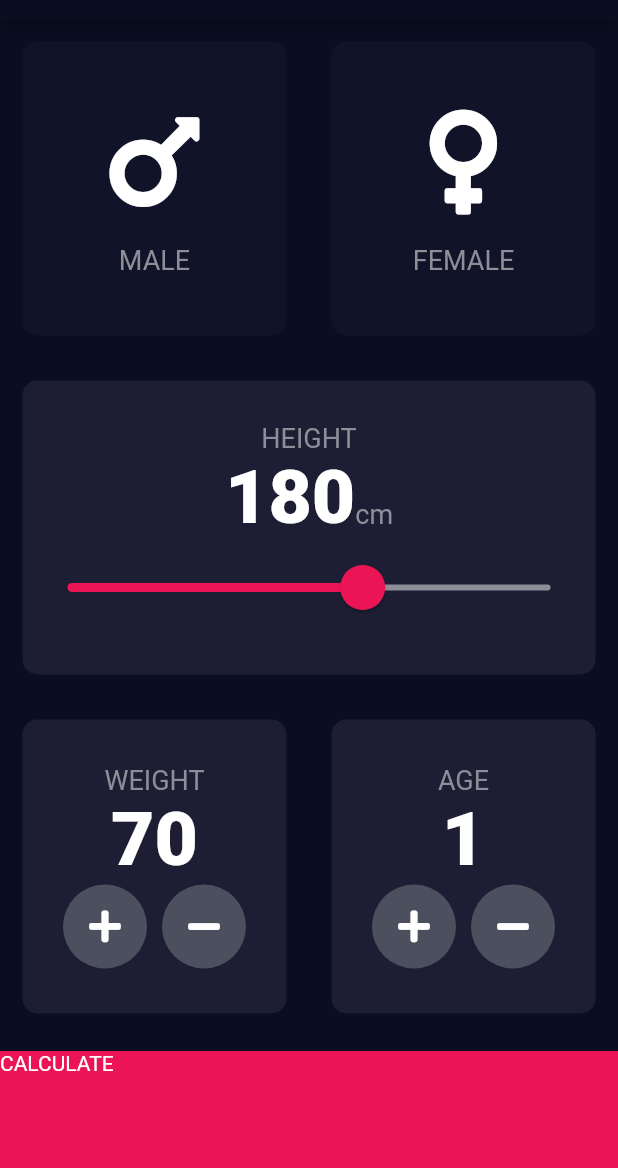
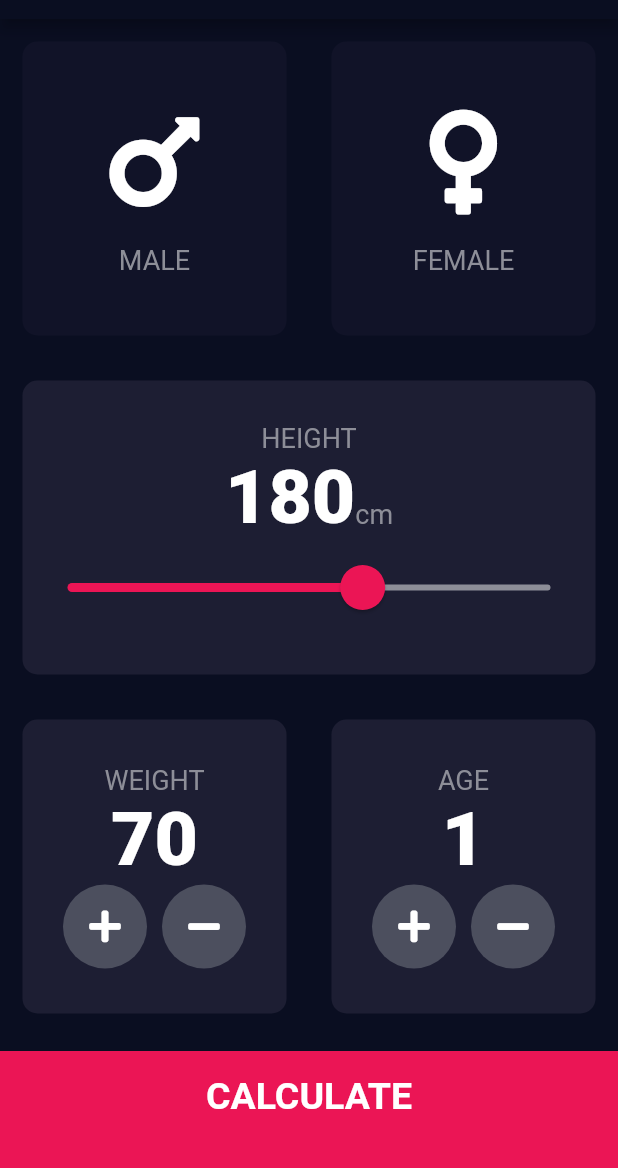
Before and after one commit to felexkuria/bmi_calculator, a Flutter app: the screen it shows after launch, on a phone screen of 412 x 824 dp, the part 65-1233 px from its top. Run offline on Flutter 3.47's test engine with Material 2 defaults, Android fonts, the phone set to English and light mode, and no system bars; our stand-ins replace font_awesome_flutter.

Commit message:
finished bmi ui 0236hrs 20/01/2021

```diff
--- /dev/null
+++ b/bmi_calculator/lib/Widgets/bottom_button.dart
@@ -0,0 +1,30 @@
+import 'package:flutter/material.dart';
+
+import '../constant.dart';
+
+class BottomButton extends StatelessWidget {
+  final Function onTap;
+  final String buttonTittle;
+
+  BottomButton({@required this.onTap, @required this.buttonTittle});
+
+  @override
+  Widget build(BuildContext context) {
+    return GestureDetector(
+      onTap: onTap,
+      child: Container(
+        child: Center(
+          child: Text(
+            buttonTittle,
+            style: kLargeTextStyle,
+          ),
+        ),
+        color: kbottomContainerColor,
+        padding: EdgeInsets.only(bottom: 20.0),
+        margin: EdgeInsets.only(top: 10.0),
+        width: double.infinity,
+        height: kbottomContainierHeight,
+      ),
+    );
+  }
+}
--- /dev/null
+++ b/bmi_calculator/lib/Widgets/rounded_icon_button.dart
@@ -0,0 +1,20 @@
+import 'package:flutter/material.dart';
+
+class RoundIconButton extends StatelessWidget {
+  RoundIconButton({this.icon, @required this.onPressed});
+
+  final IconData icon;
+  final Function onPressed;
+
+  @override
+  Widget build(BuildContext context) {
+    return RawMaterialButton(
+      child: Icon(icon),
+      shape: CircleBorder(),
+      elevation: 0.0,
+      constraints: BoxConstraints.tightFor(width: 56.0, height: 56.0),
+      onPressed: onPressed,
+      fillColor: Color(0xFF4C4f5E),
+    );
+  }
+}
--- a/bmi_calculator/lib/constant.dart
+++ b/bmi_calculator/lib/constant.dart
@@ -11,3 +11,9 @@ const klabelTextStyle = TextStyle(
   color: Color(0xFF8D8E98),
 );
 const kNumberTextStyle = TextStyle(fontSize: 50.0, fontWeight: FontWeight.w900);
+const kLargeTextStyle = TextStyle(fontSize: 25.0, fontWeight: FontWeight.bold);
+const kTitleTextStyle = TextStyle(fontSize: 50.0, fontWeight: FontWeight.bold);
+const kResultTextStyle = TextStyle(
+    fontSize: 22.0, color: Color(0xFF24D876), fontWeight: FontWeight.bold);
+const kBmiTextStyle = TextStyle(fontSize: 100.0, fontWeight: FontWeight.bold);
+const kBodyTextStyle = TextStyle(fontSize: 22.0);
--- a/bmi_calculator/lib/screens/input_page.dart
+++ b/bmi_calculator/lib/screens/input_page.dart
@@ -1,3 +1,5 @@
+import 'package:bmi_calculator/Widgets/bottom_button.dart';
+import 'package:bmi_calculator/Widgets/rounded_icon_button.dart';
 import 'package:flutter/material.dart';
 import 'package:bmi_calculator/Widgets/icon_content.dart';
 import 'package:bmi_calculator/Widgets/reusable_card.dart';
@@ -227,41 +229,14 @@ class _InputPageState extends State<InputPage> {
               ],
             ),
           ),
-          GestureDetector(
+          BottomButton(
+            buttonTittle: 'CALCULATE',
             onTap: () {
               Navigator.pushNamed(context, 'first');
             },
-            child: Container(
-              child: Text(
-                'CALCULATE',
-              ),
-              color: kbottomContainerColor,
-              margin: EdgeInsets.only(top: 10.0),
-              width: double.infinity,
-              height: kbottomContainierHeight,
-            ),
           )
         ],
       ),
     );
   }
 }
-
-class RoundIconButton extends StatelessWidget {
-  RoundIconButton({this.icon, @required this.onPressed});
-
-  final IconData icon;
-  final Function onPressed;
-
-  @override
-  Widget build(BuildContext context) {
-    return RawMaterialButton(
-      child: Icon(icon),
-      shape: CircleBorder(),
-      elevation: 0.0,
-      constraints: BoxConstraints.tightFor(width: 56.0, height: 56.0),
-      onPressed: onPressed,
-      fillColor: Color(0xFF4C4f5E),
-    );
-  }
-}
```
Also changed, not shown: bmi_calculator/lib/screens/results.dart (+45 -8 lines).
